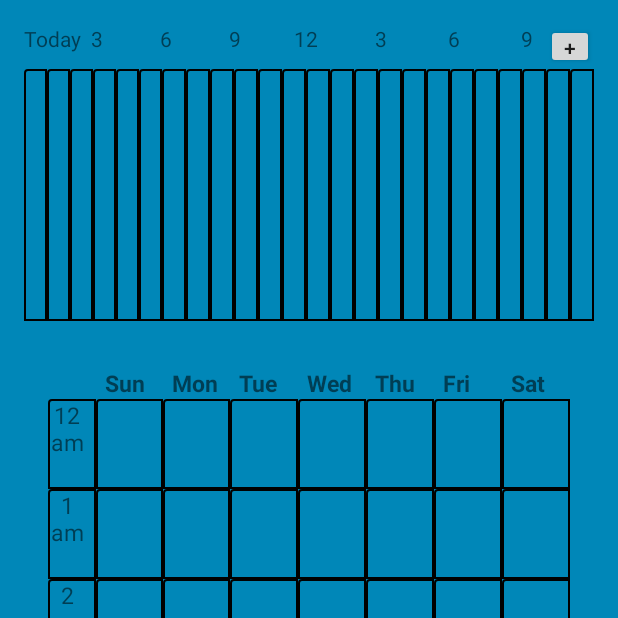
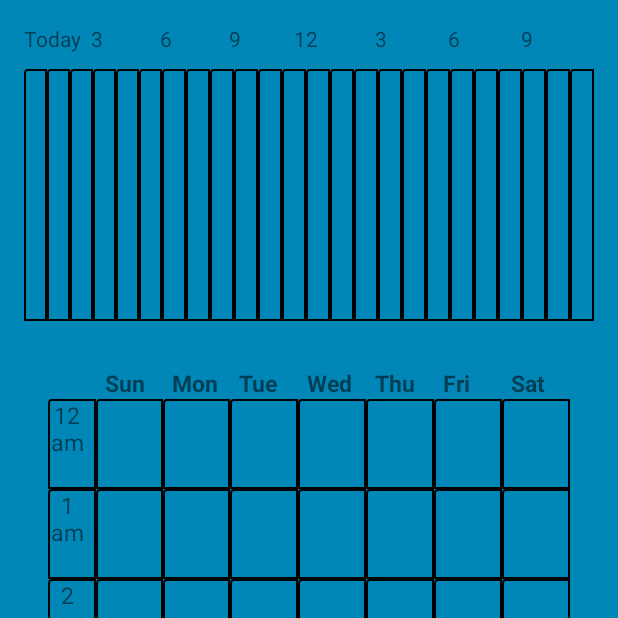
Before and after one commit to MattMetcalfe/StudentHubMine, an Android app: the Scheduler screen opened directly, with no data from a screen before it, on a phone screen of 412 x 824 dp, the top half of it. Run offline under Robolectric (Android 15) with nearby library versions, the phone set to English and light mode, and no system bars; libraries missing offline, so code that uses them is left out: com.google.api.client, com.google.api.services, pub.devrel.easypermissions; 12 statements that could not run were skipped.

Commit message:
clean up code

```diff
--- a/app/src/main/java/com/example/studenthub/Countdown.java
+++ b/app/src/main/java/com/example/studenthub/Countdown.java
@@ -90,7 +90,6 @@ public class Countdown extends AppCompatActivity {
             @Override
             public void onClick(View v) {
                 finish();
-                // TODO try and make this update the data
                 startActivity(getIntent());
             }
         });
--- a/app/src/main/java/com/example/studenthub/mEvent.java
+++ b/app/src/main/java/com/example/studenthub/mEvent.java
@@ -68,12 +68,6 @@ public class mEvent {
             timeTill += mins + " m ";
         }
 
-        /*miliSec = miliSec - (mins * SEC_MIN);
-        int secs = (int) (miliSec / SEC_SEC);
-        if(secs != 0){
-            timeTill += secs + " sec";
-        }*/
-
         return(timeTill);
     }
 
--- a/app/src/main/res/layout/activity_scheduler.xml
+++ b/app/src/main/res/layout/activity_scheduler.xml
@@ -30,10 +30,6 @@
                 android:layout_width="match_parent"
                 android:layout_height="30dp">
 
-                <!--<RelativeLayout-->
-                <!--android:layout_width="0dp"-->
-                <!--android:layout_height="match_parent"-->
-                <!--android:layout_weight="1">-->
 
                 <TextView
                     android:text="@string/today"
@@ -41,7 +37,6 @@
                     android:layout_height="wrap_content"
                     android:id="@+id/todayTextView" />
 
-                <!--</RelativeLayout>-->
 
                 <RelativeLayout
                     android:layout_width="0dp"
@@ -126,15 +121,6 @@
                         android:layout_height="wrap_content"
                         android:id="@+id/textView8" />
 
-                    <Button
-                        android:text="@string/plus"
-                        android:layout_alignParentEnd="true"
-                        android:layout_alignParentRight="true"
-                        android:textAlignment="viewStart"
-                        android:id="@+id/newEventButton"
-                        android:layout_height="60dp"
-                        android:layout_width="32dp"
-                        android:paddingTop="6dp" />
                 </RelativeLayout>
 
             </LinearLayout>
@@ -975,62 +961,9 @@
                         </RelativeLayout>
                     </LinearLayout>
 
-                    <LinearLayout
-                        android:id="@+id/currentTimeMarkerLinearLayout"
-                        android:layout_width="match_parent"
-                        android:layout_height="wrap_content"
-                        android:layout_marginLeft="0dp"
-                        android:layout_marginTop="100dp"
-                        android:baselineAligned="false"
-                        android:orientation="horizontal"
-                        android:padding="0dp" >
-
-                        <View
-                            android:layout_width="0dp"
-                            android:layout_height="3dp"
-                            android:layout_weight="1" />
-
-                        <View
-                            android:id="@+id/currentTimeLineView"
-                            android:layout_width="0dp"
-                            android:layout_height="1dp"
-                            android:layout_weight="14"
-                            />
-                    </LinearLayout>
                 </RelativeLayout>
             </ScrollView>
 
-            <View
-                android:id="@+id/refreshView"
-                android:layout_width="fill_parent"
-                android:layout_height="fill_parent"
-                android:visibility="invisible" />
-
-            <LinearLayout
-                android:id="@+id/refreshLinearLayout"
-                android:layout_width="wrap_content"
-                android:layout_height="wrap_content"
-                android:layout_centerInParent="true"
-                android:padding="5dp"
-                android:background="@drawable/border"
-                android:visibility="invisible">
-
-                <ProgressBar
-                    android:id="@+id/refreshProgressBar"
-                    android:layout_width="wrap_content"
-                    android:layout_height="wrap_content"
-                    style="?android:attr/progressBarStyleLarge" />
-
-                <TextView
-                    android:id="@+id/updatingTextView"
-                    android:layout_width="wrap_content"
-                    android:layout_height="match_parent"
-                    android:gravity="center_vertical"
-                    android:textSize="24sp"
-                    android:layout_marginRight="5dp"
-                    android:text="@string/updating" />
-
-            </LinearLayout>
 
         </RelativeLayout>
 
```
Also changed, not shown: app/src/main/AndroidManifest.xml (+0 -7 lines), app/src/main/java/com/example/studenthub/Dashboard.java (deleted, +0 -14 lines), app/src/main/java/com/example/studenthub/Menu.java (+18 -38 lines), app/src/main/java/com/example/studenthub/NotePad.java (+0 -18 lines), app/src/main/java/com/example/studenthub/Todo.java (+1 -25 lines), app/src/main/res/layout/activity_dashboard.xml (deleted, +0 -21 lines), app/src/main/res/layout/activity_menu.xml (+0 -11 lines), app/src/main/res/layout/activity_notepad.xml (+0 -13 lines).
